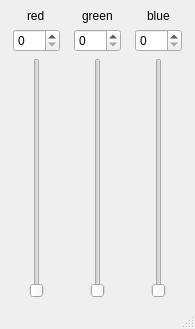
The window that chapter01/test.ui (kar00034/py_qt_study) describes before a commit, drawn with Qt 5.
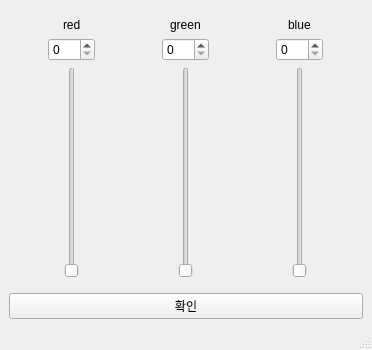
The same window after the commit.

Commit message: test.ui 변경 main에서 기능 추가

The edit to the form file:
```diff
--- a/chapter01/test.ui
+++ b/chapter01/test.ui
@@ -6,14 +6,19 @@
    <rect>
     <x>0</x>
     <y>0</y>
-    <width>195</width>
-    <height>329</height>
+    <width>372</width>
+    <height>350</height>
    </rect>
   </property>
   <property name="windowTitle">
    <string>MainWindow</string>
   </property>
   <widget class="QWidget" name="centralwidget">
+   <layout class="QHBoxLayout" name="horizontalLayout_2">
+    <item>
+     <layout class="QVBoxLayout" name="verticalLayout">
+      <item>
+       <widget class="QWidget" name="widget" native="true">
    <layout class="QHBoxLayout" name="horizontalLayout">
     <item>
      <layout class="QGridLayout" name="gridLayout">
@@ -101,6 +106,18 @@
     </item>
    </layout>
   </widget>
+      </item>
+      <item>
+       <widget class="QPushButton" name="btn_ok">
+        <property name="text">
+         <string>확인</string>
+        </property>
+       </widget>
+      </item>
+     </layout>
+    </item>
+   </layout>
+  </widget>
   <widget class="QMenuBar" name="menubar">
    <property name="geometry">
     <rect>
```
Left out of the diff: 56 changed lines with no effect on the pictures. Lines whose indentation alone changed are shown as unchanged. The commit also changes 1 other file.
